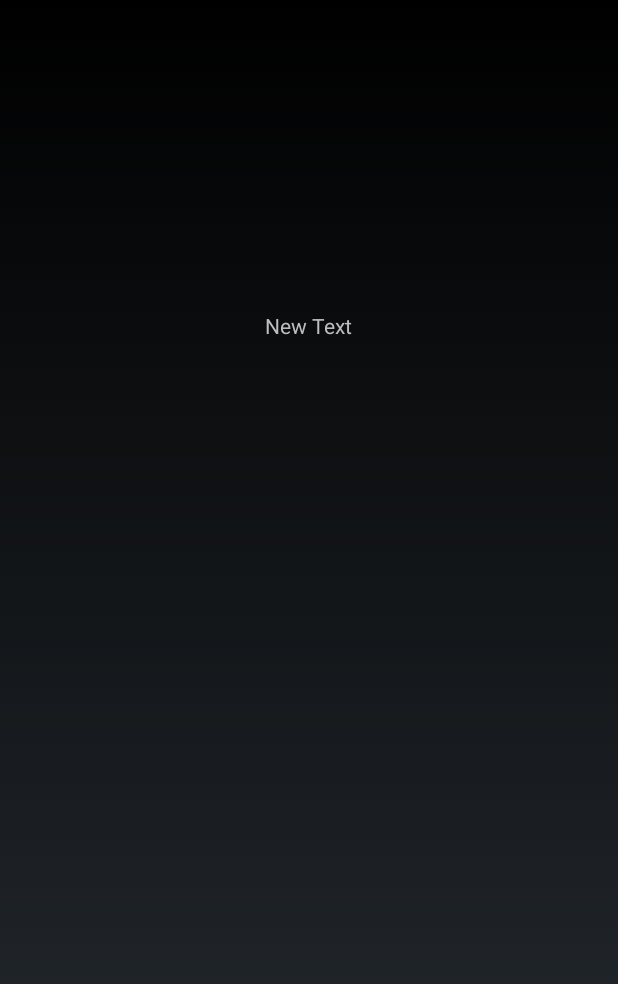
After one commit to tanwcw/localet, an Android app: the VisualRecognitionTestActivity screen opened directly, with no data from a screen before it, on a phone screen of 412 x 824 dp. The commit adds this screen. Shown: the top 984 px of the screen. Run offline under Robolectric (Android 15) with nearby library versions, the phone set to English and light mode, and no system bars; libraries missing offline, so code that uses them is left out: com.ibm.watson; 5 statements that could not run were skipped.

Commit message:
Fix android studio errors

```diff
--- /dev/null
+++ b/app/src/main/java/homefulfriends/localet/VisualRecognitionTestActivity.java
@@ -0,0 +1,54 @@
+package homefulfriends.localet;
+
+import android.app.Activity;
+import android.content.Context;
+import android.content.res.AssetManager;
+import android.media.Image;
+import android.net.Uri;
+import android.os.Bundle;
+import android.widget.TextView;
+
+import java.io.File;
+import java.io.IOException;
+import java.io.InputStream;
+import java.net.URL;
+
+import com.ibm.watson.developer_cloud.visual_recognition.v3.VisualRecognition;
+import com.ibm.watson.developer_cloud.visual_recognition.v3.model.ClassifyImagesOptions;
+import com.ibm.watson.developer_cloud.visual_recognition.v3.model.ClassifierOptions;
+import com.ibm.watson.developer_cloud.visual_recognition.v3.model.VisualClassification;
+import com.ibm.watson.developer_cloud.visual_recognition.v3.model.VisualClassifier;
+
+public class VisualRecognitionTestActivity extends Activity {
+
+    TextView tv;
+
+    @Override
+    protected void onCreate(Bundle savedInstanceState) {
+        super.onCreate(savedInstanceState);
+        setContentView(R.layout.activity_visual_recognition);
+
+        tv = (TextView) findViewById(R.id.textView2);
+
+        VisualRecognition service = new VisualRecognition(VisualRecognition.VERSION_DATE_2016_05_20);
+        service.setApiKey("6725ea55a750127ed2401d4fcfdbc9cea62787f3");
+
+        System.out.println("Classify an image");
+        //Uri path = Uri.parse("android.resource://homefulfriends.localet/" + R.drawable.icon);
+//    URL url = new URL("https://upload.wikimedia.org/wikipedia/commons/5/54/Golden_Gate_Bridge_0002.jpg");
+//    Image image = ImageIO.read(url);
+//    FileUtils.copyURLToFile(URL, File);
+        AssetManager assetManager = getAssets();
+        InputStream is = null;
+        try {
+            is = assetManager.open("icon.png");
+        } catch (IOException e) {
+            tv.setText("error");
+        }
+        ClassifyImagesOptions options = new ClassifyImagesOptions.Builder()
+                .images(new File(String.valueOf(is)))
+                .build();
+        VisualClassification result = service.classify(options).execute();
+        tv.setText(result.toString());
+    }
+}
--- /dev/null
+++ b/app/src/main/res/layout/activity_visual_recognition.xml
@@ -0,0 +1,20 @@
+<?xml version="1.0" encoding="utf-8"?>
+<RelativeLayout xmlns:android="http://schemas.android.com/apk/res/android"
+    xmlns:tools="http://schemas.android.com/tools"
+    android:layout_width="match_parent"
+    android:layout_height="match_parent"
+    android:paddingBottom="@dimen/activity_vertical_margin"
+    android:paddingLeft="@dimen/activity_horizontal_margin"
+    android:paddingRight="@dimen/activity_horizontal_margin"
+    android:paddingTop="@dimen/activity_vertical_margin"
+    tools:context=".VisualRecognitionTestActivity">
+
+    <TextView
+        android:layout_width="wrap_content"
+        android:layout_height="wrap_content"
+        android:text="New Text"
+        android:id="@+id/textView2"
+        android:layout_alignParentTop="true"
+        android:layout_centerHorizontal="true"
+        android:layout_marginTop="191dp" />
+</RelativeLayout>
```
Also changed, not shown: app/src/main/AndroidManifest.xml (+9 -5 lines), app/src/main/java/homefulfriends/localet/MainActivity.java (+11 -0 lines), app/src/main/java/homefulfriends/localet/VisualRecognitionExample.java (deleted, +0 -77 lines), app/src/main/res/layout/activity_main.xml (+21 -3 lines), 1 other file.
